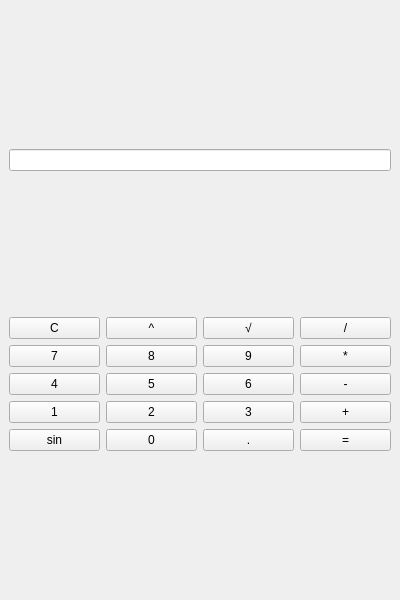
hseyndinc/Taschenrechner, file calculator_gui.ui: the form before one commit.
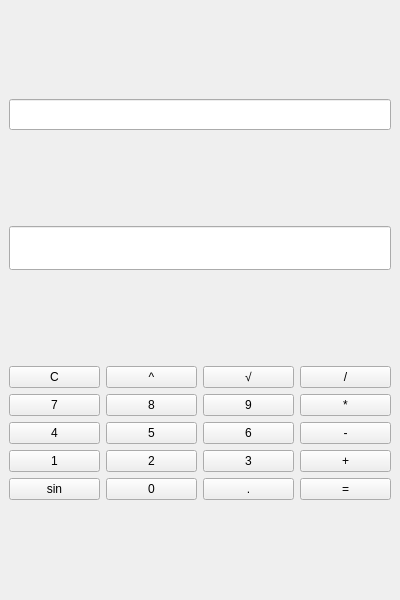
The form after the commit.

Diff of the .ui file:
```diff
--- a/calculator_gui.ui
+++ b/calculator_gui.ui
@@ -16,7 +16,38 @@
   <widget class="QWidget" name="centralwidget">
    <layout class="QVBoxLayout" name="verticalLayout">
     <item>
-     <widget class="QLineEdit" name="display"/>
+     <widget class="QLineEdit" name="expressionDisplay">
+      <property name="minimumHeight">
+       <number>40</number>
+      </property>
+      <property name="font">
+       <font>
+        <pointsize>14</pointsize>
+       </font>
+      </property>
+      <property name="readOnly">
+       <bool>true</bool>
+      </property>
+      <property name="alignment">
+       <set>Qt::AlignRight|Qt::AlignVCenter</set>
+      </property>
+     </widget>
+    </item>
+    <item>
+     <widget class="QLineEdit" name="display">
+      <property name="minimumHeight">
+       <number>60</number>
+      </property>
+      <property name="font">
+       <font>
+        <pointsize>24</pointsize>
+        <bold>true</bold>
+       </font>
+      </property>
+      <property name="alignment">
+       <set>Qt::AlignRight|Qt::AlignVCenter</set>
+      </property>
+     </widget>
     </item>
     <item>
      <layout class="QGridLayout" name="gridLayout">
```
Left out of the diff: 2 changed lines with no effect on the pictures.
